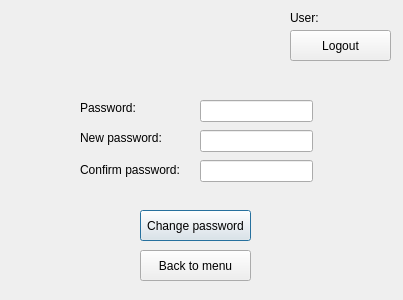
Old version of the form Scrabble_GUI/Player_GUI.ui in the repository sobolak/scrabble.
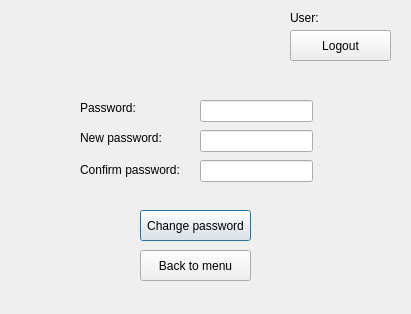
New version of the form.

What changed in the file:
```diff
--- a/Scrabble_GUI/Player_GUI.ui
+++ b/Scrabble_GUI/Player_GUI.ui
@@ -6,8 +6,8 @@
    <rect>
     <x>0</x>
     <y>0</y>
-    <width>403</width>
-    <height>300</height>
+    <width>411</width>
+    <height>314</height>
    </rect>
   </property>
   <property name="windowTitle">
```
Left out of the diff: 13 changed lines with no effect on the pictures.
